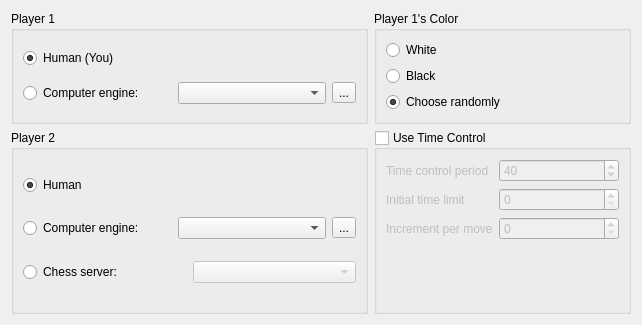
Above: src/gamedialog.ui from KDE/knights before the change. Below: the same form after it.
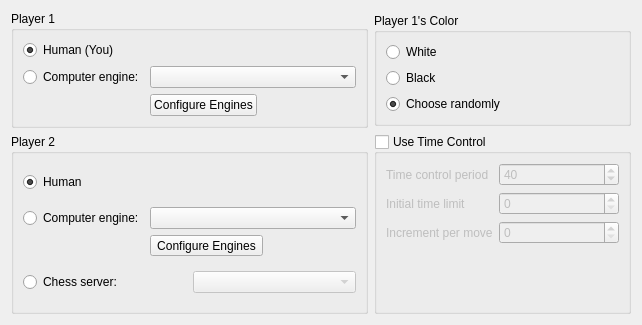
That is the form after the change. Custom widgets are drawn as their Qt base class.

Commit message: More visual refinements in the game dialog.

The edit to the form file:
```diff
--- a/src/gamedialog.ui
+++ b/src/gamedialog.ui
@@ -39,35 +39,35 @@
         </property>
        </widget>
       </item>
-      <item row="2" column="0">
-       <spacer name="horizontalSpacer">
-        <property name="orientation">
-         <enum>Qt::Horizontal</enum>
-        </property>
-        <property name="sizeHint" stdset="0">
-         <size>
-          <width>40</width>
-          <height>0</height>
-         </size>
-        </property>
-       </spacer>
-      </item>
       <item row="1" column="0">
-       <layout class="QHBoxLayout" name="compLayout_1">
-        <item>
+       <layout class="QGridLayout" name="gridLayout_3">
+        <item row="0" column="0">
          <widget class="QRadioButton" name="player1Comp">
           <property name="text">
            <string>Computer engine:</string>
           </property>
          </widget>
         </item>
-        <item>
+        <item row="0" column="1" colspan="3">
          <widget class="KComboBox" name="player1Program"/>
         </item>
-        <item>
-         <widget class="QToolButton" name="player1Engines">
+        <item row="1" column="2">
+         <spacer name="horizontalSpacer_2">
+          <property name="orientation">
+           <enum>Qt::Horizontal</enum>
+          </property>
+          <property name="sizeHint" stdset="0">
+           <size>
+            <width>40</width>
+            <height>20</height>
+           </size>
+          </property>
+         </spacer>
+        </item>
+        <item row="1" column="1">
+         <widget class="KPushButton" name="player1Engines">
           <property name="text">
-           <string>...</string>
+           <string>Configure Engines</string>
           </property>
          </widget>
         </item>
@@ -93,24 +93,37 @@
        </widget>
       </item>
       <item>
-       <layout class="QHBoxLayout" name="compLayout_2">
-        <item>
+       <layout class="QGridLayout" name="gridLayout_4">
+        <item row="0" column="0">
          <widget class="QRadioButton" name="player2Comp">
           <property name="text">
            <string>Computer engine:</string>
           </property>
          </widget>
         </item>
-        <item>
+        <item row="0" column="1" colspan="2">
          <widget class="KComboBox" name="player2Program"/>
         </item>
-        <item>
+        <item row="1" column="1">
          <widget class="QToolButton" name="player2Engines">
           <property name="text">
-           <string>...</string>
+           <string>Configure Engines</string>
           </property>
          </widget>
         </item>
+        <item row="1" column="2">
+         <spacer name="horizontalSpacer_3">
+          <property name="orientation">
+           <enum>Qt::Horizontal</enum>
+          </property>
+          <property name="sizeHint" stdset="0">
+           <size>
+            <width>40</width>
+            <height>20</height>
+           </size>
+          </property>
+         </spacer>
+        </item>
        </layout>
       </item>
       <item>
@@ -295,6 +308,11 @@
    <extends>QComboBox</extends>
    <header>kcombobox.h</header>
   </customwidget>
+  <customwidget>
+   <class>KPushButton</class>
+   <extends>QPushButton</extends>
+   <header>kpushbutton.h</header>
+  </customwidget>
   <customwidget>
    <class>KIntSpinBox</class>
    <extends>QSpinBox</extends>
```
Left out of the diff: 114 changed lines with no effect on the pictures.
